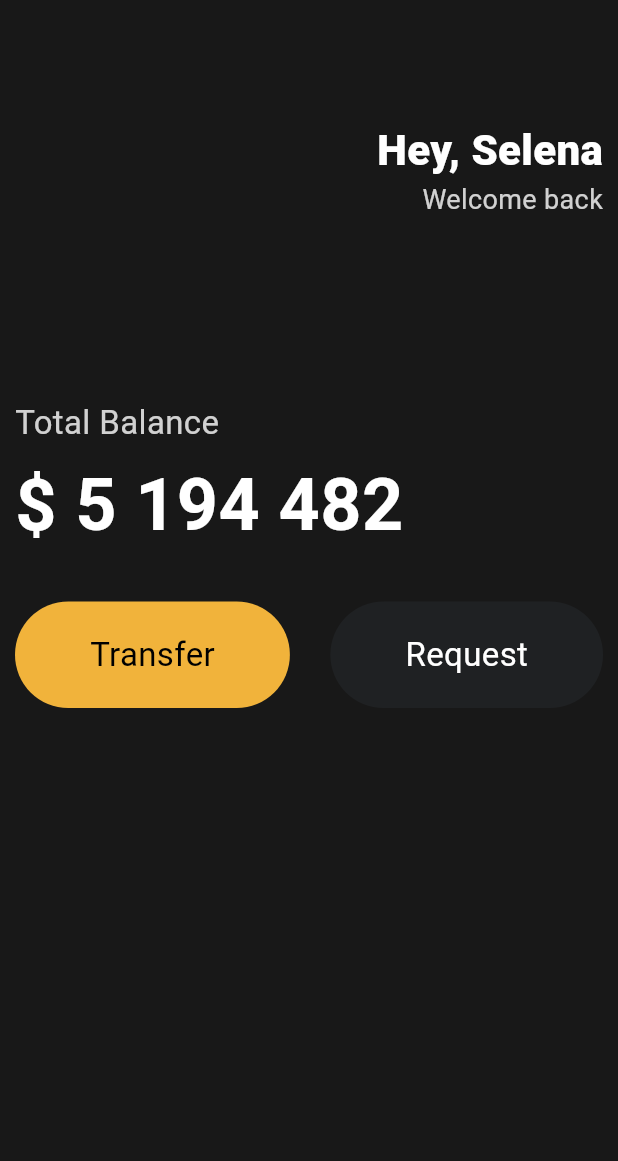
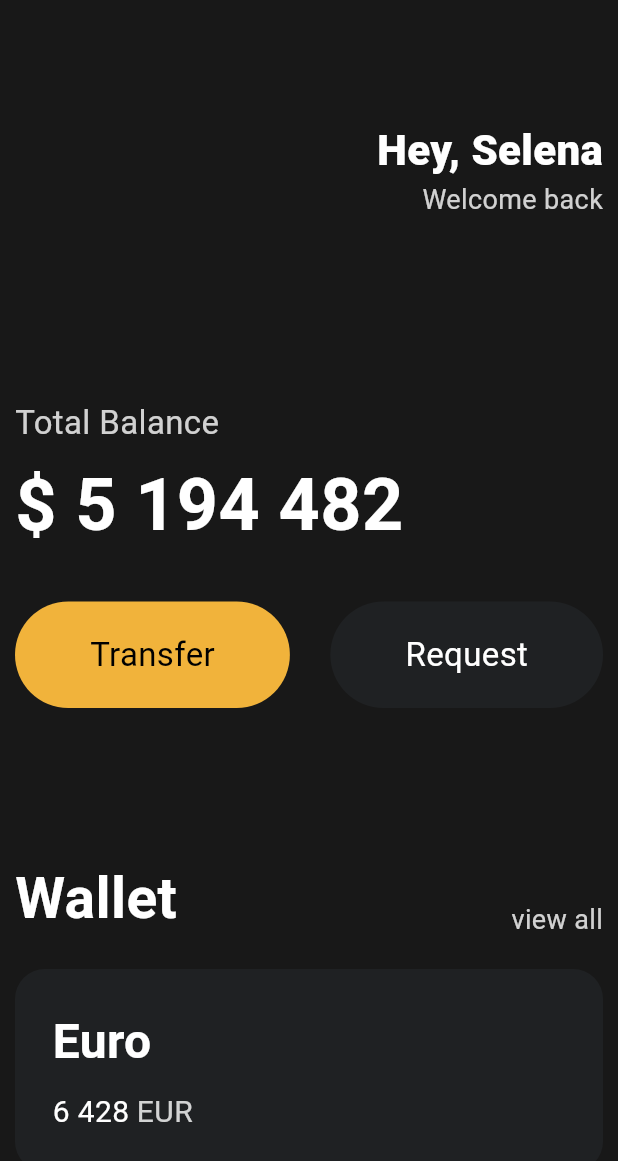
Before and after one commit to feelsuegood/fluttoon, a Flutter app: the screen it shows after launch, on a phone screen of 412 x 824 dp. Shown: the top 1161 px of the screen. Run offline on Flutter 3.47's test engine with Material 3 defaults, Android fonts, the light colour scheme and no system bars.

Commit message:
3.6 card (previous commit contains reusable widgets)

```diff
--- a/lib/main.dart
+++ b/lib/main.dart
@@ -78,6 +78,75 @@ class App extends StatelessWidget {
                   ),
                 ],
               ),
+              SizedBox(height: 100),
+              Row(
+                crossAxisAlignment: CrossAxisAlignment.end,
+                mainAxisAlignment: MainAxisAlignment.spaceBetween,
+                children: [
+                  Text(
+                    'Wallet',
+                    style: TextStyle(
+                      color: Colors.white,
+                      fontSize: 38,
+                      fontWeight: FontWeight.w600,
+                    ),
+                  ),
+                  Text(
+                    'view all',
+                    style: TextStyle(
+                      color: Colors.white.withOpacity(0.8),
+                      fontSize: 18,
+                    ),
+                  ),
+                ],
+              ),
+              SizedBox(height: 20),
+              Container(
+                decoration: BoxDecoration(
+                  color: Color(0xFF1F2123),
+                  borderRadius: BorderRadius.circular(20),
+                ),
+                child: Padding(
+                  padding: EdgeInsets.all(25),
+                  child: Row(
+                    children: [
+                      Column(
+                        crossAxisAlignment: CrossAxisAlignment.start,
+                        children: [
+                          Text(
+                            'Euro',
+                            style: TextStyle(
+                              color: Colors.white,
+                              fontSize: 32,
+                              fontWeight: FontWeight.w600,
+                            ),
+                          ),
+                          SizedBox(height: 10),
+                          Row(
+                            children: [
+                              Text(
+                                '6 428',
+                                style: TextStyle(
+                                  color: Colors.white,
+                                  fontSize: 20,
+                                ),
+                              ),
+                              SizedBox(width: 5),
+                              Text(
+                                'EUR',
+                                style: TextStyle(
+                                  color: Colors.white.withOpacity(0.8),
+                                  fontSize: 20,
+                                ),
+                              ),
+                            ],
+                          ),
+                        ],
+                      ),
+                    ],
+                  ),
+                ),
+              ),
             ],
           ),
         ),
```
